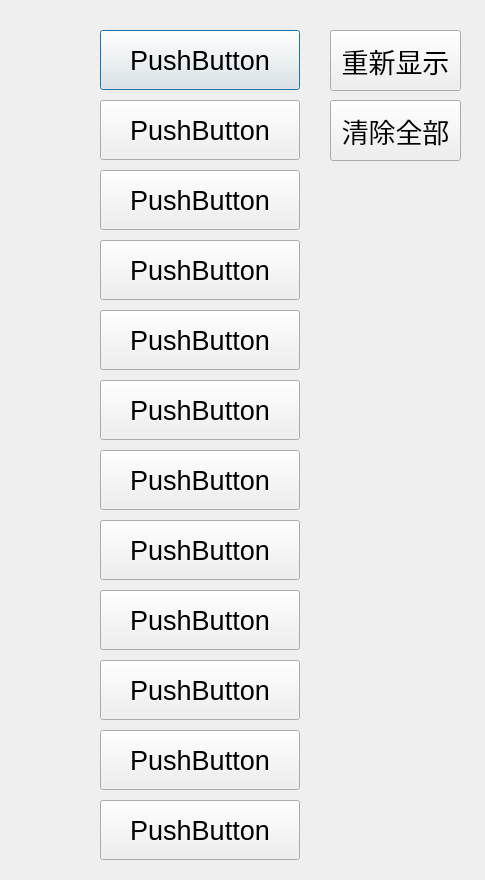
Above: frontend/main.ui from pleiadesian/IdaoWatcher before the change. Below: the same form after it.
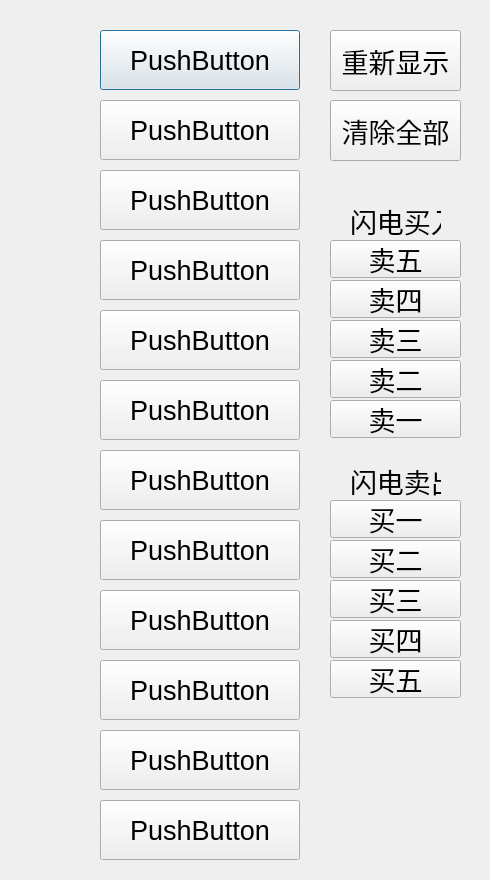
That is the form after the change.

Commit message: add ask and bid button

Diff of the .ui file:
```diff
--- a/frontend/main.ui
+++ b/frontend/main.ui
@@ -9,7 +9,7 @@
    <rect>
     <x>0</x>
     <y>0</y>
-    <width>485</width>
+    <width>490</width>
     <height>880</height>
    </rect>
   </property>
@@ -268,6 +268,242 @@
     <string>清除全部</string>
    </property>
   </widget>
+  <widget class="QPushButton" name="pushButton_13">
+   <property name="geometry">
+    <rect>
+     <x>330</x>
+     <y>240</y>
+     <width>131</width>
+     <height>38</height>
+    </rect>
+   </property>
+   <property name="font">
+    <font>
+     <pointsize>20</pointsize>
+     <weight>50</weight>
+     <bold>false</bold>
+    </font>
+   </property>
+   <property name="text">
+    <string>卖五</string>
+   </property>
+  </widget>
+  <widget class="QLabel" name="label">
+   <property name="geometry">
+    <rect>
+     <x>350</x>
+     <y>200</y>
+     <width>91</width>
+     <height>41</height>
+    </rect>
+   </property>
+   <property name="font">
+    <font>
+     <pointsize>20</pointsize>
+    </font>
+   </property>
+   <property name="text">
+    <string>闪电买入</string>
+   </property>
+  </widget>
+  <widget class="QPushButton" name="pushButton_14">
+   <property name="geometry">
+    <rect>
+     <x>330</x>
+     <y>280</y>
+     <width>131</width>
+     <height>38</height>
+    </rect>
+   </property>
+   <property name="font">
+    <font>
+     <pointsize>20</pointsize>
+     <weight>50</weight>
+     <bold>false</bold>
+    </font>
+   </property>
+   <property name="text">
+    <string>卖四</string>
+   </property>
+  </widget>
+  <widget class="QPushButton" name="pushButton_15">
+   <property name="geometry">
+    <rect>
+     <x>330</x>
+     <y>320</y>
+     <width>131</width>
+     <height>38</height>
+    </rect>
+   </property>
+   <property name="font">
+    <font>
+     <pointsize>20</pointsize>
+     <weight>50</weight>
+     <bold>false</bold>
+    </font>
+   </property>
+   <property name="text">
+    <string>卖三</string>
+   </property>
+  </widget>
+  <widget class="QPushButton" name="pushButton_16">
+   <property name="geometry">
+    <rect>
+     <x>330</x>
+     <y>360</y>
+     <width>131</width>
+     <height>38</height>
+    </rect>
+   </property>
+   <property name="font">
+    <font>
+     <pointsize>20</pointsize>
+     <weight>50</weight>
+     <bold>false</bold>
+    </font>
+   </property>
+   <property name="text">
+    <string>卖二</string>
+   </property>
+  </widget>
+  <widget class="QPushButton" name="pushButton_17">
+   <property name="geometry">
+    <rect>
+     <x>330</x>
+     <y>400</y>
+     <width>131</width>
+     <height>38</height>
+    </rect>
+   </property>
+   <property name="font">
+    <font>
+     <pointsize>20</pointsize>
+     <weight>50</weight>
+     <bold>false</bold>
+    </font>
+   </property>
+   <property name="text">
+    <string>卖一</string>
+   </property>
+  </widget>
+  <widget class="QPushButton" name="pushButton_18">
+   <property name="geometry">
+    <rect>
+     <x>330</x>
+     <y>620</y>
+     <width>131</width>
+     <height>38</height>
+    </rect>
+   </property>
+   <property name="font">
+    <font>
+     <pointsize>20</pointsize>
+     <weight>50</weight>
+     <bold>false</bold>
+    </font>
+   </property>
+   <property name="text">
+    <string>买四</string>
+   </property>
+  </widget>
+  <widget class="QPushButton" name="pushButton_19">
+   <property name="geometry">
+    <rect>
+     <x>330</x>
+     <y>540</y>
+     <width>131</width>
+     <height>38</height>
+    </rect>
+   </property>
+   <property name="font">
+    <font>
+     <pointsize>20</pointsize>
+     <weight>50</weight>
+     <bold>false</bold>
+    </font>
+   </property>
+   <property name="text">
+    <string>买二</string>
+   </property>
+  </widget>
+  <widget class="QPushButton" name="pushButton_20">
+   <property name="geometry">
+    <rect>
+     <x>330</x>
+     <y>580</y>
+     <width>131</width>
+     <height>38</height>
+    </rect>
+   </property>
+   <property name="font">
+    <font>
+     <pointsize>20</pointsize>
+     <weight>50</weight>
+     <bold>false</bold>
+    </font>
+   </property>
+   <property name="text">
+    <string>买三</string>
+   </property>
+  </widget>
+  <widget class="QPushButton" name="pushButton_21">
+   <property name="geometry">
+    <rect>
+     <x>330</x>
+     <y>660</y>
+     <width>131</width>
+     <height>38</height>
+    </rect>
+   </property>
+   <property name="font">
+    <font>
+     <pointsize>20</pointsize>
+     <weight>50</weight>
+     <bold>false</bold>
+    </font>
+   </property>
+   <property name="text">
+    <string>买五</string>
+   </property>
+  </widget>
+  <widget class="QPushButton" name="pushButton_22">
+   <property name="geometry">
+    <rect>
+     <x>330</x>
+     <y>500</y>
+     <width>131</width>
+     <height>38</height>
+    </rect>
+   </property>
+   <property name="font">
+    <font>
+     <pointsize>20</pointsize>
+     <weight>50</weight>
+     <bold>false</bold>
+    </font>
+   </property>
+   <property name="text">
+    <string>买一</string>
+   </property>
+  </widget>
+  <widget class="QLabel" name="label_2">
+   <property name="geometry">
+    <rect>
+     <x>350</x>
+     <y>460</y>
+     <width>91</width>
+     <height>41</height>
+    </rect>
+   </property>
+   <property name="font">
+    <font>
+     <pointsize>20</pointsize>
+    </font>
+   </property>
+   <property name="text">
+    <string>闪电卖出</string>
+   </property>
+  </widget>
  </widget>
  <resources/>
  <connections>
```
Left out of the diff: 170 changed lines with no effect on the pictures. The commit also changes 3 other files.
